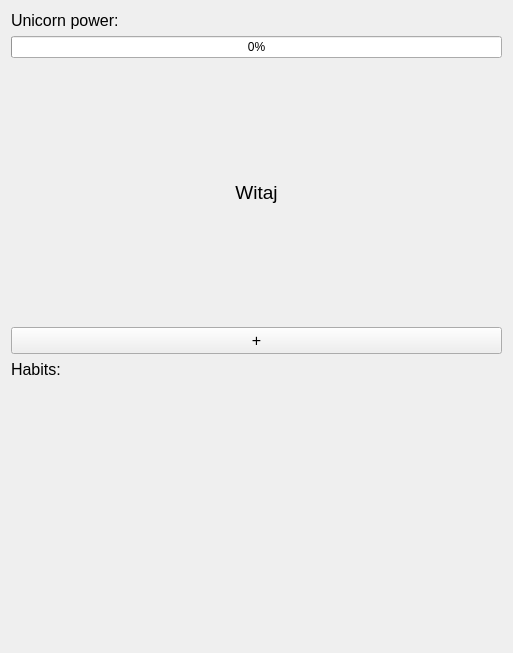
Old version of the form UnicornHabits/MainAppWidget.ui in the repository Andrew2a1/CodeNight_10_04.
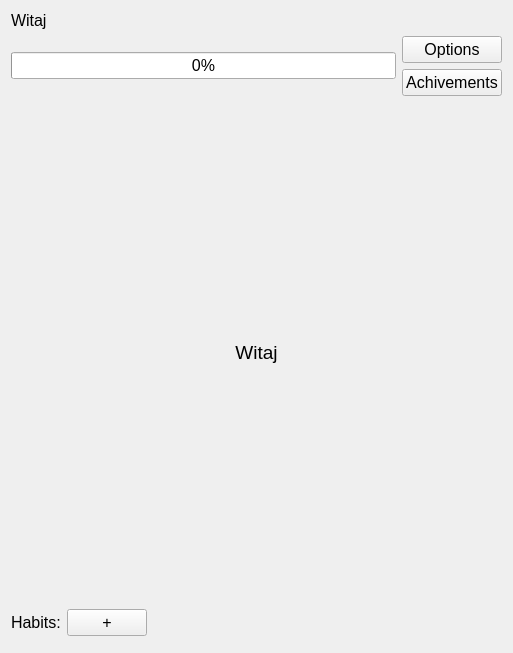
New version of the form. Custom widgets are drawn as their Qt base class.

Diff of the .ui file:
```diff
--- a/UnicornHabits/MainAppWidget.ui
+++ b/UnicornHabits/MainAppWidget.ui
@@ -30,19 +30,68 @@
         </font>
        </property>
        <property name="text">
-        <string>Unicorn power:</string>
+        <string>Witaj</string>
        </property>
       </widget>
      </item>
      <item>
-      <widget class="QProgressBar" name="powerProgress">
+      <layout class="QHBoxLayout" name="horizontalLayout">
+       <item>
+        <widget class="PowerBar" name="powerProgress">
+         <property name="font">
+          <font>
+           <pointsize>12</pointsize>
+          </font>
+         </property>
        <property name="value">
         <number>0</number>
        </property>
       </widget>
      </item>
      <item>
+        <layout class="QVBoxLayout" name="verticalLayout_3">
+         <item>
+          <widget class="QPushButton" name="optionsBtn">
+           <property name="font">
+            <font>
+             <pointsize>12</pointsize>
+            </font>
+           </property>
+           <property name="text">
+            <string>Options</string>
+           </property>
+          </widget>
+         </item>
+         <item>
+          <widget class="QPushButton" name="achivementsBtn">
+           <property name="font">
+            <font>
+             <pointsize>12</pointsize>
+            </font>
+           </property>
+           <property name="text">
+            <string>Achivements</string>
+           </property>
+          </widget>
+         </item>
+        </layout>
+       </item>
+      </layout>
+     </item>
+     <item>
       <widget class="QLabel" name="helloLabel">
+       <property name="sizePolicy">
+        <sizepolicy hsizetype="Preferred" vsizetype="Expanding">
+         <horstretch>0</horstretch>
+         <verstretch>0</verstretch>
+        </sizepolicy>
+       </property>
+       <property name="minimumSize">
+        <size>
+         <width>0</width>
+         <height>128</height>
+        </size>
+       </property>
        <property name="font">
         <font>
          <pointsize>14</pointsize>
@@ -57,17 +106,7 @@
       </widget>
      </item>
      <item>
-      <widget class="QPushButton" name="addHabitBtn">
-       <property name="font">
-        <font>
-         <pointsize>12</pointsize>
-        </font>
-       </property>
-       <property name="text">
-        <string>+</string>
-       </property>
-      </widget>
-     </item>
+      <layout class="QHBoxLayout" name="horizontalLayout_2">
      <item>
       <widget class="QLabel" name="label_2">
        <property name="sizePolicy">
@@ -87,7 +126,47 @@
       </widget>
      </item>
      <item>
-      <widget class="HabitWidgetContainer" name="habits" native="true"/>
+        <widget class="QPushButton" name="addHabitBtn">
+         <property name="sizePolicy">
+          <sizepolicy hsizetype="Fixed" vsizetype="Fixed">
+           <horstretch>0</horstretch>
+           <verstretch>0</verstretch>
+          </sizepolicy>
+         </property>
+         <property name="font">
+          <font>
+           <pointsize>12</pointsize>
+          </font>
+         </property>
+         <property name="text">
+          <string>+</string>
+         </property>
+        </widget>
+       </item>
+       <item>
+        <spacer name="horizontalSpacer">
+         <property name="orientation">
+          <enum>Qt::Horizontal</enum>
+         </property>
+         <property name="sizeHint" stdset="0">
+          <size>
+           <width>40</width>
+           <height>0</height>
+          </size>
+         </property>
+        </spacer>
+       </item>
+      </layout>
+     </item>
+     <item>
+      <widget class="HabitWidgetContainer" name="habits" native="true">
+       <property name="sizePolicy">
+        <sizepolicy hsizetype="Preferred" vsizetype="Minimum">
+         <horstretch>0</horstretch>
+         <verstretch>0</verstretch>
+        </sizepolicy>
+       </property>
+      </widget>
      </item>
     </layout>
    </item>
@@ -100,6 +179,11 @@
    <header>HabitWidgetContainer.h</header>
    <container>1</container>
   </customwidget>
+  <customwidget>
+   <class>PowerBar</class>
+   <extends>QProgressBar</extends>
+   <header>PowerBar.h</header>
+  </customwidget>
  </customwidgets>
  <resources/>
  <connections/>
```
Left out of the diff: 2 changed lines with no effect on the pictures. Lines whose indentation alone changed are shown as unchanged.
